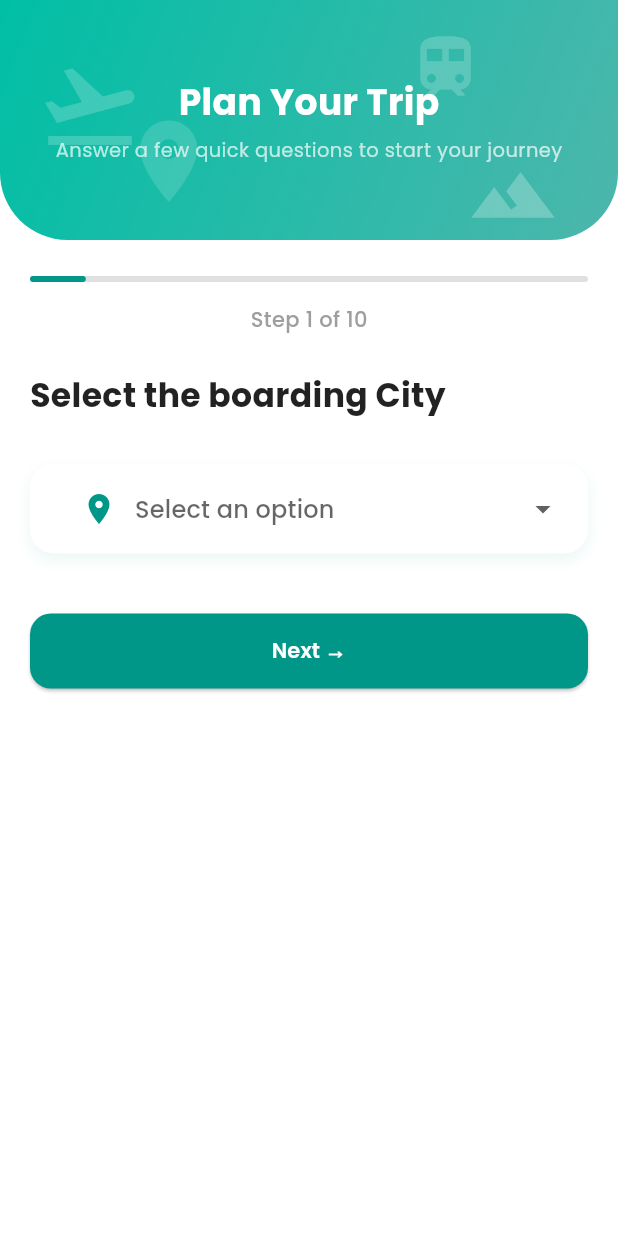
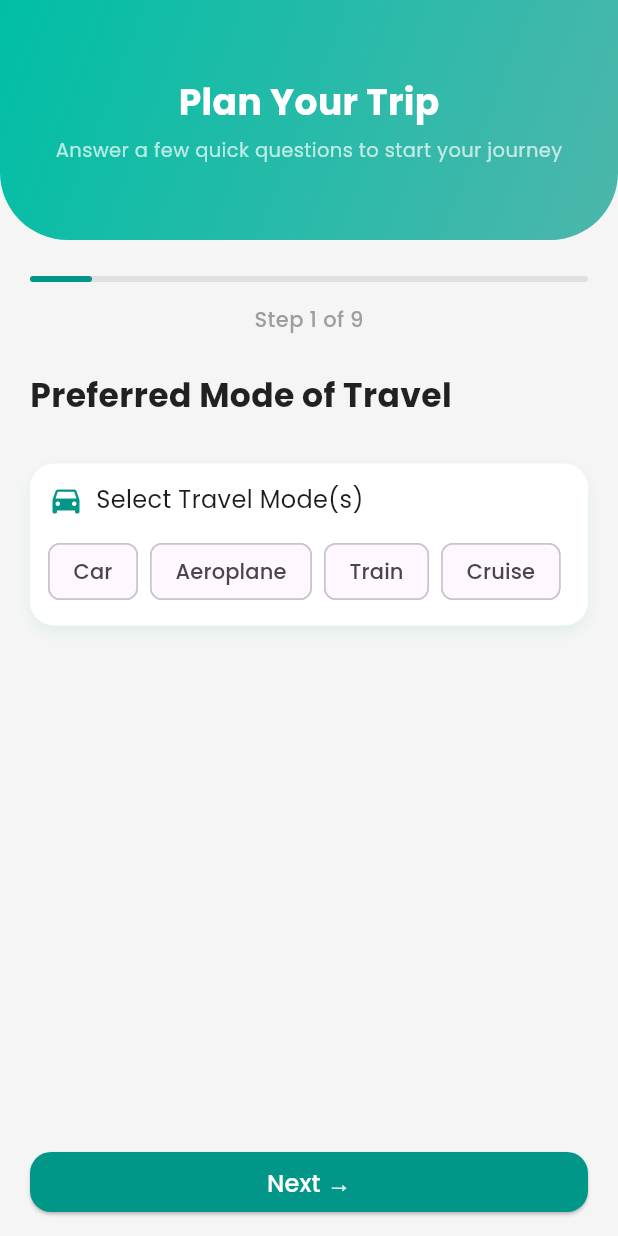
Before and after one commit to shrutin216-a11y/MOTTO-SUPERX, a Flutter app: the StartTrip screen opened directly, swiped to page 5, on a phone screen of 412 x 824 dp. Run offline on Flutter 3.47's test engine with Material 3 defaults, Android fonts, the phone set to English and light mode, and no system bars; drawn by our look-alikes of animated_text_kit, dropdown_button2; our stand-ins replace animated_custom_dropdown, carousel_slider, cloud_firestore, firebase_auth, firebase_core, google_fonts and 3 more; missing offline and left inert: confirmation_success, floating_snackbar; accounts and stored records are empty.

Commit message:
13 commit

```diff
--- a/lib/view/StartTrip.dart
+++ b/lib/view/StartTrip.dart
@@ -2,6 +2,8 @@ import 'package:flutter/material.dart';
 import 'package:google_fonts/google_fonts.dart';
 import 'package:dropdown_button2/dropdown_button2.dart';
 import 'package:animated_text_kit/animated_text_kit.dart';
+import 'package:image_picker/image_picker.dart';
+import 'dart:io';
 import 'package:motto_app/view/bottom_navigation_screen.dart';
 
 class StartTrip extends StatefulWidget {
@@ -18,16 +20,16 @@ class _StartTripScreenState extends State<StartTrip>
 
   Map<String, dynamic> formData = {
     "destination": "",
-    "country": "",
-    "groupSize": "",
-    "duration": "",
-    "boardingPoint": "",
+    "groupSize": 1,
     "startDate": "",
     "endDate": "",
-    "mode": "",
-    "budget": "",
+    "boardingPoint": "",
+    "mode": <String>[],
+    "minBudget": "",
+    "maxBudget": "",
     "details": "",
-    "activities": "",
+    "activities": <String>[],
+    "photos": <File>[],
   };
 
   final List<String> destinations = [
@@ -41,25 +43,6 @@ class _StartTripScreenState extends State<StartTrip>
     "Maldives"
   ];
 
-  final List<String> countries = [
-    "Japan",
-    "France",
-    "Indonesia",
-    "UAE",
-    "USA",
-    "Greece",
-    "India",
-    "Thailand"
-  ];
-
-  final List<String> durations = [
-    "3 Days",
-    "5 Days",
-    "7 Days",
-    "10 Days",
-    "15 Days"
-  ];
-
   final List<String> boardingPoints = [
     "Pune",
     "Mumbai",
@@ -70,13 +53,6 @@ class _StartTripScreenState extends State<StartTrip>
   ];
 
   final List<String> modes = ["Car", "Aeroplane", "Train", "Cruise"];
-
-  final List<String> budgets = [
-    "₹5000 - ₹8000",
-    "₹8000 - ₹15000",
-    "₹15000 - ₹25000",
-    "₹25000+"
-  ];
 
   final List<String> activities = [
     "Hiking",
@@ -89,93 +65,79 @@ class _StartTripScreenState extends State<StartTrip>
     "Shopping & Local Markets"
   ];
 
-  List<Map<String, dynamic>> get questions => [
-        {
-          "key": "destination",
-          "label": "Choose your Destination",
-          "items": destinations,
-          "icon": Icons.landscape
-        },
-        {
-          "key": "country",
-          "label": "Select the Country of the Destination",
-          "items": countries,
-          "icon": Icons.flag
-        },
-        {
-          "key": "groupSize",
-          "label": "Select Group Size",
-          "items": List<String>.generate(12, (i) => "${i + 1} People"),
-          "icon": Icons.group
-        },
-        {
-          "key": "duration",
-          "label": "Select Trip Duration",
-          "items": durations,
-          "icon": Icons.access_time
-        },
-        {
-          "key": "boardingPoint",
-          "label": "Select the boarding City",
-          "items": boardingPoints,
-          "icon": Icons.location_on
-        },
-        {
-          "key": "date",
-          "label": "Select Start & End Date",
-          "items": [],
-          "icon": Icons.calendar_month
-        },
-        {
-          "key": "mode",
-          "label": "Preferred Mode of Travel",
-          "items": modes,
-          "icon": Icons.directions_car
-        },
-        {
-          "key": "budget",
-          "label": "Select Budget per person",
-          "items": budgets,
-          "icon": Icons.currency_rupee
-        },
-        {
-          "key": "details",
-          "label": "Enter Trip Details",
-          "items": [],
-          "icon": Icons.notes
-        },
-        {
-          "key": "activities",
-          "label": "Select Preferred Activities",
-          "items": activities,
-          "icon": Icons.surfing
-        },
-      ];
+  final ImagePicker _picker = ImagePicker();
 
   void nextStep() {
     String key = questions[currentStep]["key"];
-    var value = formData[key];
 
-    if (key == "date") {
-      if (formData["startDate"].isEmpty || formData["endDate"].isEmpty) {
+    // Validations for each question
+    if (key == "destination" && (formData[key] == null || formData[key].toString().isEmpty)) {
+      ScaffoldMessenger.of(context).showSnackBar(const SnackBar(
+        content: Text("Please choose a destination."),
+      ));
+      return;
+    }
+    if (key == "groupSize" && formData[key] <= 0) {
+      ScaffoldMessenger.of(context).showSnackBar(const SnackBar(
+        content: Text("Please select a valid group size."),
+      ));
+      return;
+    }
+    if (key == "date" && (formData["startDate"].isEmpty || formData["endDate"].isEmpty)) {
       ScaffoldMessenger.of(context).showSnackBar(const SnackBar(
         content: Text("Please select both start and end dates."),
       ));
       return;
     }
-    } else if (value == null || value.toString().isEmpty) {
+    if (key == "boardingPoint" && (formData[key] == null || formData[key].toString().isEmpty)) {
       ScaffoldMessenger.of(context).showSnackBar(const SnackBar(
-        content: Text("Please fill this field before continuing."),
+        content: Text("Please select a boarding city."),
+      ));
+      return;
+    }
+    if (key == "mode" && (formData[key] as List<String>).isEmpty) {
+      ScaffoldMessenger.of(context).showSnackBar(const SnackBar(
+        content: Text("Please select at least one travel mode."),
+      ));
+      return;
+    }
+    if (key == "budget" &&
+        (formData["minBudget"].toString().isEmpty || formData["maxBudget"].toString().isEmpty)) {
+      ScaffoldMessenger.of(context).showSnackBar(const SnackBar(
+        content: Text("Please enter both min and max budget."),
+      ));
+      return;
+    }
+    if (key == "details") {
+      final words = formData["details"].toString().trim().split(RegExp(r'\s+'));
+      if (words.length < 50) { // Only trip details validation
+        ScaffoldMessenger.of(context).showSnackBar(const SnackBar(
+          content: Text("Please enter at least 50 words in trip details."),
+        ));
+        return;
+      }
+    }
+    if (key == "activities" && (formData[key] as List<String>).isEmpty) {
+      ScaffoldMessenger.of(context).showSnackBar(const SnackBar(
+        content: Text("Please select at least one activity."),
+      ));
+      return;
+    }
+    if (key == "photos" && (formData[key] as List<File>).isEmpty) {
+      ScaffoldMessenger.of(context).showSnackBar(const SnackBar(
+        content: Text("Please upload at least one photo."),
       ));
       return;
     }
 
+    // Move to next step
     if (currentStep < questions.length - 1) {
       setState(() => currentStep++);
       _controller.nextPage(
           duration: const Duration(milliseconds: 400), curve: Curves.easeInOut);
     } else {
       setState(() => currentStep++);
+      // TODO: Handle final submission
     }
   }
 
@@ -190,6 +152,67 @@ class _StartTripScreenState extends State<StartTrip>
       );
     }
   }
+
+  List<Map<String, dynamic>> get questions => [
+        {
+          "key": "destination",
+          "label": "Choose your Destination",
+          "type": "dropdown",
+          "items": destinations,
+          "icon": Icons.landscape
+        },
+        {
+          "key": "groupSize",
+          "label": "Select Group Size",
+          "type": "counter",
+          "icon": Icons.group
+        },
+        {
+          "key": "date",
+          "label": "Select Start & End Date",
+          "type": "date",
+          "icon": Icons.calendar_month
+        },
+        {
+          "key": "boardingPoint",
+          "label": "Select Boarding City",
+          "type": "dropdown",
+          "items": boardingPoints,
+          "icon": Icons.location_on
+        },
+        {
+          "key": "mode",
+          "label": "Preferred Mode of Travel",
+          "type": "multiselect",
+          "items": modes,
+          "icon": Icons.directions_car
+        },
+        {
+          "key": "budget",
+          "label": "Enter Budget per Person",
+          "type": "budget",
+          "icon": Icons.currency_rupee
+        },
+        {
+          "key": "details",
+          "label": "Trip Details",
+          "type": "text",
+          "icon": Icons.notes
+        },
+        {
+          "key": "activities",
+          "label": "Preferred Activities",
+          "type": "multiselect",
+          "items": activities,
+          "icon": Icons.surfing
+        },
+        {
+          "key": "photos",
+          "label": "Upload 4 Photos of Destination",
+          "type": "image",
+          "icon": Icons.photo
+        },
+      ];
 
   Widget buildDropdownField(List<String> items, IconData icon, String key) {
     return Container(
@@ -226,6 +249,30 @@ class _StartTripScreenState extends State<StartTrip>
           onChanged: (value) => setState(() => formData[key] = value),
         ),
       ),
+    );
+  }
+
+  Widget buildCounterField(String key) {
+    return Row(
+      mainAxisAlignment: MainAxisAlignment.center,
+      children: [
+        IconButton(
+            iconSize: 40,
+            onPressed: () {
+              if (formData[key] > 1) setState(() => formData[key]--);
+            },
+            icon: const Icon(Icons.remove_circle_outline, color: Colors.teal)),
+        Text(
+          "${formData[key]}",
+          style: GoogleFonts.poppins(fontSize: 22, fontWeight: FontWeight.bold),
+        ),
+        IconButton(
+            iconSize: 40,
+            onPressed: () {
+              setState(() => formData[key]++);
+            },
+            icon: const Icon(Icons.add_circle_outline, color: Colors.teal)),
+      ],
     );
   }
 
@@ -313,13 +360,15 @@ class _StartTripScreenState extends State<StartTrip>
     );
   }
 
-  Widget buildTextInput(IconData icon) {
+  Widget buildTextInput(String key, IconData icon) {
     return TextField(
-      onChanged: (val) => setState(() => formData["details"] = val),
-      maxLines: 3,
+      onChanged: (val) => setState(() => formData[key] = val),
+      maxLines: key == "details" ? 5 : 1,
+      keyboardType:
+          key.contains("Budget") ? TextInputType.number : TextInputType.text,
       decoration: InputDecoration(
         prefixIcon: Icon(icon, color: Colors.teal),
-        hintText: "Enter details about your trip...",
+        hintText: key == "details" ? "Enter trip details..." : "Enter amount",
         hintStyle: GoogleFonts.poppins(color: Colors.grey.shade500),
         filled: true,
         fillColor: Colors.white,
@@ -333,16 +382,138 @@ class _StartTripScreenState extends State<StartTrip>
     );
   }
 
+  Widget buildBudgetInput() {
+    return Row(
+      children: [
+        Expanded(
+          child: TextField(
+            onChanged: (val) => formData["minBudget"] = val,
+            keyboardType: TextInputType.number,
+            decoration: InputDecoration(
+              prefixIcon: const Icon(Icons.currency_rupee, color: Colors.teal),
+              hintText: "Min Budget",
+              filled: true,
+              fillColor: Colors.white,
+              contentPadding:
+                  const EdgeInsets.symmetric(horizontal: 16, vertical: 14),
+              border: OutlineInputBorder(
+                borderRadius: BorderRadius.circular(16),
+                borderSide: BorderSide.none,
+              ),
+            ),
+          ),
+        ),
+        const SizedBox(width: 12),
+        Expanded(
+          child: TextField(
+            onChanged: (val) => formData["maxBudget"] = val,
+            keyboardType: TextInputType.number,
+            decoration: InputDecoration(
+              prefixIcon: const Icon(Icons.currency_rupee, color: Colors.teal),
+              hintText: "Max Budget",
+              filled: true,
+              fillColor: Colors.white,
+              contentPadding:
+                  const EdgeInsets.symmetric(horizontal: 16, vertical: 14),
+              border: OutlineInputBorder(
+                borderRadius: BorderRadius.circular(16),
+                borderSide: BorderSide.none,
+              ),
+            ),
+          ),
+        ),
+      ],
+    );
+  }
+
+  Widget buildMultiSelect(String key, List<String> items, IconData icon) {
+    return Container(
+      padding: const EdgeInsets.all(12),
+      decoration: BoxDecoration(
+        color: Colors.white,
+        borderRadius: BorderRadius.circular(16),
+        boxShadow: [
+          BoxShadow(
+            color: Colors.teal.withOpacity(0.08),
+            blurRadius: 8,
+            offset: const Offset(0, 4),
+          )
+        ],
+      ),
+      child: Column(
+        crossAxisAlignment: CrossAxisAlignment.start,
+        children: [
+          Row(children: [
+            Icon(icon, color: Colors.teal),
+            const SizedBox(width: 8),
+            Text(
+              key == "mode" ? "Select Travel Mode(s)" : "Select Activities",
+              style: GoogleFonts.poppins(fontSize: 16),
+            ),
+          ]),
+          const SizedBox(height: 12),
+          Wrap(
+            spacing: 8,
+            children: items
+                .map((item) => FilterChip(
+                      label: Text(item, style: GoogleFonts.poppins()),
+                      selected: (formData[key] as List<String>).contains(item),
+                      onSelected: (selected) {
+                        setState(() {
+                          if (selected) {
+                            (formData[key] as List<String>).add(item);
+                          } else {
+                            (formData[key] as List<String>).remove(item);
+                          }
+                        });
+                      },
+                      selectedColor: Colors.teal.shade200,
+                      checkmarkColor: Colors.white,
+                    ))
+                .toList(),
+          )
+        ],
+      ),
+    );
+  }
+
+  Widget buildPhotoPicker() {
+    return Column(
+      children: [
+        ElevatedButton.icon(
+          icon: const Icon(Icons.add_a_photo),
+          label: const Text("Pick Photo"),
+          onPressed: () async {
+            final XFile? image =
+                await _picker.pickImage(source: ImageSource.gallery);
+            if (image != null && (formData["photos"] as List<File>).length < 4) {
+              setState(() => (formData["photos"] as List<File>).add(File(image.path)));
+            }
+          },
+          style: ElevatedButton.styleFrom(backgroundColor: Colors.teal),
+        ),
+        const SizedBox(height: 12),
+        Wrap(
+          spacing: 8,
+          children: (formData["photos"] as List<File>)
+              .map((file) => Image.file(file, width: 80, height: 80, fit: BoxFit.cover))
+              .toList(),
+        )
+      ],
+    );
+  }
+
   Widget buildQuestion(Map<String, dynamic> q) {
     String key = q["key"];
     String label = q["label"];
     IconData icon = q["icon"];
-    List<String> items = List<String>.from(q["items"]);
+    String type = q["type"];
+    List<String> items = q.containsKey("items") ? List<String>.from(q["items"]) : [];
 
-    return Column(
+    return SingleChildScrollView(
+      child: Column(
         crossAxisAlignment: CrossAxisAlignment.start,
         children: [
-        // 🌈 Gradient Header with Decorative Icons
           Stack(
             children: [
               Container(
@@ -375,36 +546,8 @@ class _StartTripScreenState extends State<StartTrip>
                   ),
                 ),
               ),
-
-            // ✈️ Decorative Travel Icons
-            Positioned(
-              top: 35,
-              left: 25,
-              child: Icon(Icons.flight_takeoff,
-                  color: Colors.white.withOpacity(0.2), size: 70),
-            ),
-            Positioned(
-              top: 100,
-              right: 40,
-              child: Icon(Icons.terrain,
-                  color: Colors.white.withOpacity(0.25), size: 60),
-            ),
-            Positioned(
-              bottom: 20,
-              left: 80,
-              child: Icon(Icons.location_on,
-                  color: Colors.white.withOpacity(0.15), size: 65),
-            ),
-            Positioned(
-              top: 20,
-              right: 90,
-              child: Icon(Icons.train,
-                  color: Colors.white.withOpacity(0.2), size: 50),
-            ),
             ],
           ),
-
-        // 🧭 Progress + Question Section
           Padding(
             padding: const EdgeInsets.symmetric(horizontal: 20, vertical: 24),
             child: Column(
@@ -421,9 +564,7 @@ class _StartTripScreenState extends State<StartTrip>
                   child: Text(
                     "Step ${currentStep + 1} of ${questions.length}",
                     style: GoogleFonts.poppins(
-                      fontSize: 14,
-                      fontWeight: FontWeight.w500,
-                      color: Colors.grey),
+                        fontSize: 14, fontWeight: FontWeight.w500, color: Colors.grey),
                   ),
                 ),
                 const SizedBox(height: 25),
@@ -432,21 +573,51 @@ class _StartTripScreenState extends State<StartTrip>
                     TypewriterAnimatedText(
                       label,
                       textStyle: GoogleFonts.poppins(
-                        fontWeight: FontWeight.bold,
-                        fontSize: 22,
-                        color: Colors.black87),
+                          fontWeight: FontWeight.bold, fontSize: 22, color: Colors.black87),
                       speed: const Duration(milliseconds: 60),
                     ),
                   ],
                   totalRepeatCount: 1,
                 ),
                 const SizedBox(height: 30),
-              if (key == "date") buildDateSelector(icon),
-              if (key == "details") buildTextInput(icon),
-              if (key != "date" && key != "details")
-                buildDropdownField(items, icon, key),
-              const SizedBox(height: 40),
-              Row(
+                if (type == "dropdown") buildDropdownField(items, icon, key),
+                if (type == "counter") buildCounterField(key),
+                if (type == "date") buildDateSelector(icon),
+                if (type == "text" || type == "number") buildTextInput(key, icon),
+                if (type == "budget") buildBudgetInput(),
+                if (type == "multiselect") buildMultiSelect(key, items, icon),
+                if (type == "image") buildPhotoPicker(),
+                const SizedBox(height: 100), // Space for bottom buttons
+              ],
+            ),
+          )
+        ],
+      ),
+    );
+  }
+
+  @override
+  Widget build(BuildContext context) {
+    return Scaffold(
+      backgroundColor: Colors.grey.shade100,
+      body: Stack(
+        children: [
+          PageView.builder(
+            controller: _controller,
+            physics: const NeverScrollableScrollPhysics(),
+            itemCount: questions.length,
+            itemBuilder: (context, index) {
+              return buildQuestion(questions[index]);
+            },
+          ),
+          Positioned(
+            bottom: 0,
+            left: 0,
+            right: 0,
+            child: Container(
+              color: Colors.grey.shade100,
+              padding: const EdgeInsets.symmetric(horizontal: 20, vertical: 12),
+              child: Row(
                 children: [
                   if (currentStep > 0)
                     Expanded(
@@ -458,97 +629,33 @@ class _StartTripScreenState extends State<StartTrip>
                               borderRadius: BorderRadius.circular(14)),
                         ),
                         child: Text("← Back",
-                            style:
-                                GoogleFonts.poppins(color: Colors.teal)),
+                            style: GoogleFonts.poppins(
+                                fontSize: 16,
+                                color: Colors.teal,
+                                fontWeight: FontWeight.w500)),
                       ),
                     ),
-                  if (currentStep > 0) const SizedBox(width: 12),
+                  if (currentStep > 0) const SizedBox(width: 20),
                   Expanded(
                     child: ElevatedButton(
                       onPressed: nextStep,
                       style: ElevatedButton.styleFrom(
                           backgroundColor: Colors.teal,
                           shape: RoundedRectangleBorder(
-                            borderRadius: BorderRadius.circular(14)),
-                        minimumSize: const Size(double.infinity, 50),
+                              borderRadius: BorderRadius.circular(14))),
+                      child: Text(currentStep == questions.length - 1 ? "Submit" : "Next →",
+                          style: GoogleFonts.poppins(
+                              fontSize: 16,
+                              color: Colors.white,
+                              fontWeight: FontWeight.w500)),
                     ),
-                      child: Text(
-                        currentStep == questions.length - 1
-                            ? "Finish"
-                            : "Next →",
-                        style: GoogleFonts.poppins(
-                            fontWeight: FontWeight.w600,
-                            color: Colors.white),
-                      ),
-                    ),
-                  ),
-                ],
-              ),
+                  )
                 ],
               ),
             ),
-      ],
-    );
-  }
-
-  Widget buildSummary() {
-    return Padding(
-      padding: const EdgeInsets.all(24.0),
-      child: Column(
-        children: [
-          Text("Your Trip Summary",
-              style: GoogleFonts.poppins(
-                  fontSize: 22, fontWeight: FontWeight.bold)),
-          const SizedBox(height: 16),
-          Expanded(
-            child: ListView(
-              children: formData.entries
-                  .map((e) => Card(
-                        shape: RoundedRectangleBorder(
-                            borderRadius: BorderRadius.circular(14)),
-                        elevation: 2,
-                        margin: const EdgeInsets.symmetric(vertical: 6),
-                        child: ListTile(
-                          title: Text(e.key.toUpperCase(),
-                              style: GoogleFonts.poppins(
-                                  color: Colors.teal,
-                                  fontWeight: FontWeight.w600)),
-                          subtitle: Text(e.value,
-                              style: GoogleFonts.poppins(fontSize: 15)),
-                        ),
-                      ))
-                  .toList(),
-            ),
-          ),
-          ElevatedButton(
-            onPressed: () => Navigator.pop(context),
-            style: ElevatedButton.styleFrom(
-              backgroundColor: Colors.teal,
-              minimumSize: const Size(double.infinity, 55),
-              shape: RoundedRectangleBorder(
-                  borderRadius: BorderRadius.circular(14)),
-            ),
-            child:
-                Text("Done", style: GoogleFonts.poppins(color: Colors.white)),
-          ),
+          )
         ],
       ),
     );
   }
-
-  @override
-  Widget build(BuildContext context) {
-    return Scaffold(
-      backgroundColor: Colors.white,
-      body: PageView.builder(
-        controller: _controller,
-        physics: const NeverScrollableScrollPhysics(),
-        itemCount: questions.length + 1,
-        itemBuilder: (context, index) {
-          if (index == questions.length) return buildSummary();
-          return buildQuestion(questions[index]);
-        },
-      ),
-    );
 }
-}
```
Lines whose indentation alone changed are shown as unchanged.
